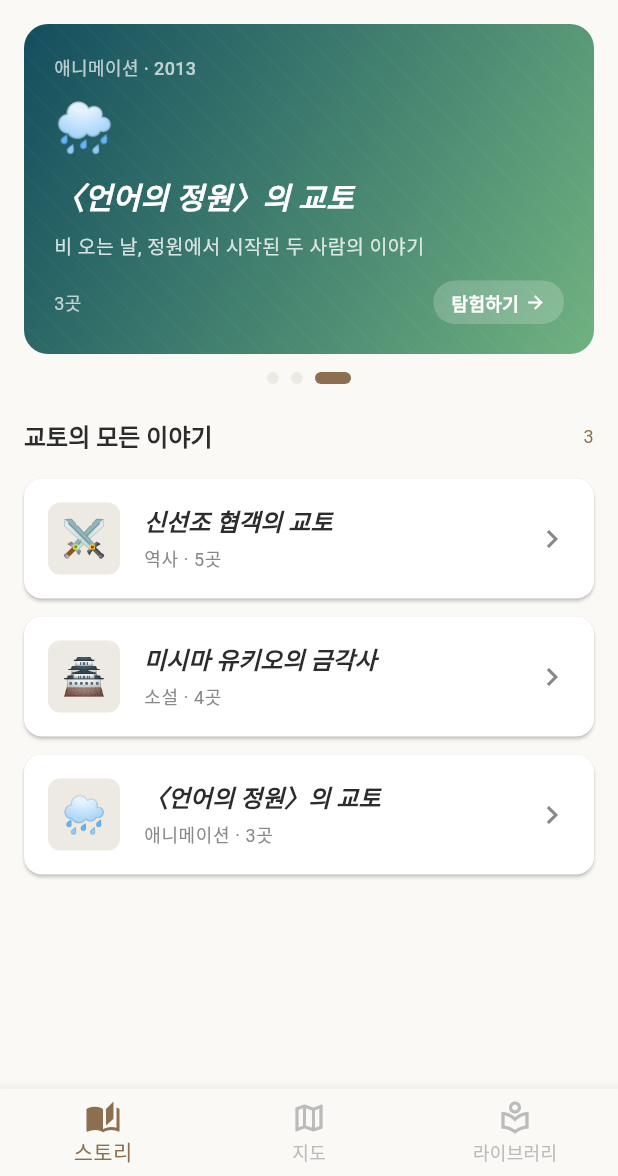
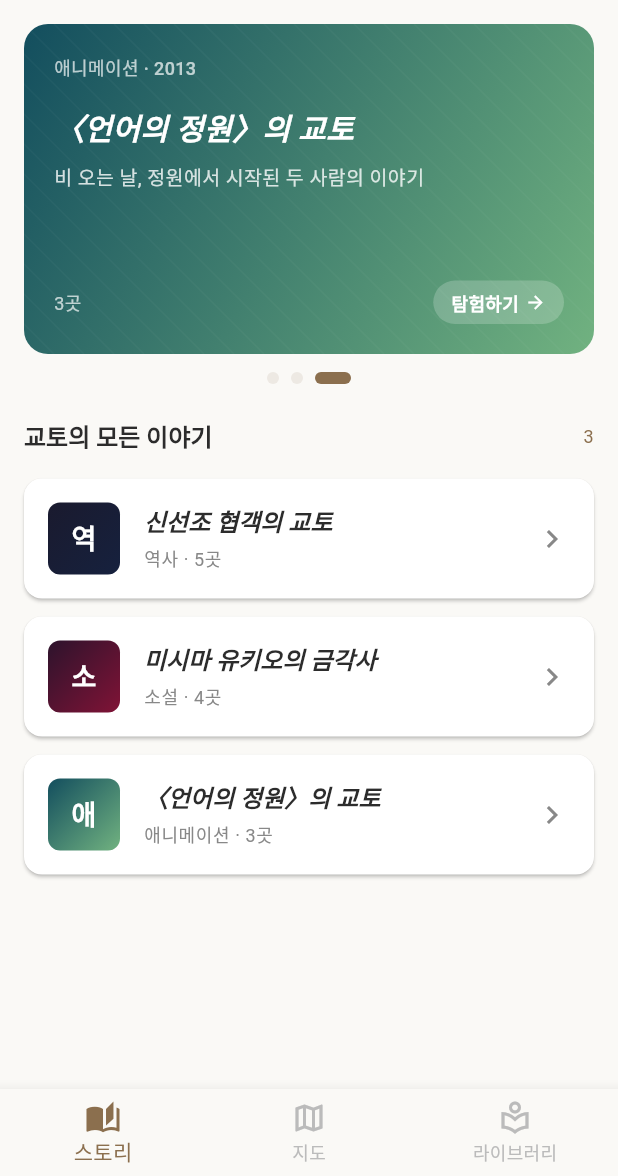
Before and after one commit to xzsewq-coder/citystorymap, a Flutter app: the screen it shows after launch, on a phone screen of 412 x 824 dp, the part 60-1236 px from its top. Run offline on Flutter 3.47's test engine with Material 3 defaults, Android fonts, the light colour scheme and no system bars; Roboto replaces fonts that are missing (Georgia).

Commit message:
feat: home_screen 하드코딩 제거 → DataService 연동

```diff
--- a/lib/screens/home_screen.dart
+++ b/lib/screens/home_screen.dart
@@ -1,5 +1,7 @@
 import 'dart:async';
 import 'package:flutter/material.dart';
+import '../models/theme_model.dart';
+import '../services/data_service.dart';
 import 'theme_detail_screen.dart';
 
 /// 홈 화면 (스토리 탭)
@@ -22,43 +24,18 @@
   // 자동 슬라이드 타이머
   Timer? _autoSlideTimer;
 
-  // 샘플 테마 데이터 (추후 JSON에서 로딩)
-  final List<_ThemeData> _themes = [
-    _ThemeData(
-      id: 'shinsengumi',
-      emoji: '⚔️',
-      title: '신선조 협객의 교토',
-      category: '역사',
-      year: '1863-1869',
-      hookText: '막부 말기, 교토를 지킨 검객들의 발자취를 따라 걷다',
-      placeCount: 5,
-      gradientColors: [const Color(0xFF1A1A2E), const Color(0xFF16213E)],
-    ),
-    _ThemeData(
-      id: 'kinkakuji-mishima',
-      emoji: '🏯',
-      title: '미시마 유키오의 금각사',
-      category: '소설',
-      year: '1956',
-      hookText: '아름다움에 사로잡힌 한 청년의 광기어린 집착',
-      placeCount: 4,
-      gradientColors: [const Color(0xFF2D132C), const Color(0xFF801336)],
-    ),
-    _ThemeData(
-      id: 'garden-of-words',
-      emoji: '🌧️',
-      title: '〈언어의 정원〉의 교토',
-      category: '애니메이션',
-      year: '2013',
-      hookText: '비 오는 날, 정원에서 시작된 두 사람의 이야기',
-      placeCount: 3,
-      gradientColors: [const Color(0xFF134E5E), const Color(0xFF71B280)],
-    ),
-  ];
+  // DataService에서 로드한 테마 목록
+  late final List<ThemeModel> _allThemes;
+
+  // 캐러셀에 표시할 featured 테마 목록
+  late final List<ThemeModel> _featuredThemes;
 
   @override
   void initState() {
     super.initState();
+    // DataService에서 데이터 로드 (동기 - 이미 캐싱됨)
+    _allThemes = DataService.instance.getThemes();
+    _featuredThemes = DataService.instance.getFeaturedThemes();
     // 자동 슬라이드 시작 (3.5초 간격)
     _startAutoSlide();
   }
@@ -72,9 +49,10 @@
 
   /// 자동 슬라이드 시작
   void _startAutoSlide() {
+    if (_featuredThemes.isEmpty) return;
     _autoSlideTimer = Timer.periodic(const Duration(milliseconds: 3500), (timer) {
       if (_pageController.hasClients) {
-        final nextPage = (_currentPage + 1) % _themes.length;
+        final nextPage = (_currentPage + 1) % _featuredThemes.length;
         _pageController.animateToPage(
           nextPage,
           duration: const Duration(milliseconds: 400),
@@ -85,18 +63,11 @@
   }
 
   /// 테마 상세 화면으로 이동
-  void _navigateToThemeDetail(_ThemeData theme) {
+  void _navigateToThemeDetail(ThemeModel theme) {
     Navigator.push(
       context,
       MaterialPageRoute(
-        builder: (context) => ThemeDetailScreen(
-          themeId: theme.id,
-          title: theme.title,
-          category: theme.category,
-          year: theme.year,
-          placeCount: theme.placeCount,
-          gradientColors: theme.gradientColors,
-        ),
+        builder: (context) => ThemeDetailScreen(theme: theme),
       ),
     );
   }
@@ -156,6 +127,7 @@
 
   /// 히어로 캐러셀 (자동 슬라이드)
   Widget _buildHeroCarousel(BuildContext context) {
+    if (_featuredThemes.isEmpty) return const SizedBox.shrink();
     return Column(
       children: [
         // 캐러셀 본체
@@ -168,9 +140,9 @@
                 _currentPage = index;
               });
             },
-            itemCount: _themes.length,
+            itemCount: _featuredThemes.length,
             itemBuilder: (context, index) {
-              return _buildCarouselSlide(context, _themes[index]);
+              return _buildCarouselSlide(context, _featuredThemes[index]);
             },
           ),
         ),
@@ -180,7 +152,7 @@
         // 닷 인디케이터
         Row(
           mainAxisAlignment: MainAxisAlignment.center,
-          children: List.generate(_themes.length, (index) {
+          children: List.generate(_featuredThemes.length, (index) {
             final isActive = index == _currentPage;
             return AnimatedContainer(
               duration: const Duration(milliseconds: 300),
@@ -201,14 +173,14 @@
   }
 
   /// 캐러셀 슬라이드 아이템
-  Widget _buildCarouselSlide(BuildContext context, _ThemeData theme) {
+  Widget _buildCarouselSlide(BuildContext context, ThemeModel theme) {
     return GestureDetector(
       onTap: () => _navigateToThemeDetail(theme),
       child: Container(
         margin: const EdgeInsets.symmetric(horizontal: 16),
         decoration: BoxDecoration(
           gradient: LinearGradient(
-            colors: theme.gradientColors,
+            colors: theme.heroGradient,
             begin: Alignment.topLeft,
             end: Alignment.bottomRight,
           ),
@@ -242,15 +214,7 @@
                     ),
                   ),
 
-                  const SizedBox(height: 8),
-
-                  // 이모지
-                  Text(
-                    theme.emoji,
-                    style: const TextStyle(fontSize: 32),
-                  ),
-
-                  const SizedBox(height: 8),
+                  const SizedBox(height: 16),
 
                   // 테마 제목
                   Text(
@@ -347,7 +311,7 @@
                 style: Theme.of(context).textTheme.headlineSmall,
               ),
               Text(
-                '${_themes.length}',
+                '${_allThemes.length}',
                 style: Theme.of(context).textTheme.bodySmall?.copyWith(
                   color: Theme.of(context).colorScheme.primary,
                 ),
@@ -358,9 +322,8 @@
           const SizedBox(height: 16),
 
           // 스토리 카드들
-          ...List.generate(_themes.length, (index) {
-            final theme = _themes[index];
-            return _buildStoryCard(context, theme);
+          ...List.generate(_allThemes.length, (index) {
+            return _buildStoryCard(context, _allThemes[index]);
           }),
         ],
       ),
@@ -368,7 +331,7 @@
   }
 
   /// 스토리 카드 위젯
-  Widget _buildStoryCard(BuildContext context, _ThemeData theme) {
+  Widget _buildStoryCard(BuildContext context, ThemeModel theme) {
     return Container(
       margin: const EdgeInsets.only(bottom: 12),
       child: Material(
@@ -382,18 +345,26 @@
             padding: const EdgeInsets.all(16),
             child: Row(
               children: [
-                // 이모지 썸네일
+                // 그라디언트 썸네일
                 Container(
                   width: 48,
                   height: 48,
                   decoration: BoxDecoration(
-                    color: Theme.of(context).colorScheme.outline,
+                    gradient: LinearGradient(
+                      colors: theme.heroGradient,
+                      begin: Alignment.topLeft,
+                      end: Alignment.bottomRight,
+                    ),
                     borderRadius: BorderRadius.circular(8),
                   ),
                   child: Center(
                     child: Text(
-                      theme.emoji,
-                      style: const TextStyle(fontSize: 24),
+                      theme.category[0], // 카테고리 첫 글자
+                      style: const TextStyle(
+                        color: Colors.white,
+                        fontSize: 18,
+                        fontWeight: FontWeight.bold,
+                      ),
                     ),
                   ),
                 ),
@@ -434,29 +405,6 @@
   }
 }
 
-/// 테마 데이터 클래스
-class _ThemeData {
-  final String id;
-  final String emoji;
-  final String title;
-  final String category;
-  final String year;
-  final String hookText;
-  final int placeCount;
-  final List<Color> gradientColors;
-
-  _ThemeData({
-    required this.id,
-    required this.emoji,
-    required this.title,
-    required this.category,
-    required this.year,
-    required this.hookText,
-    required this.placeCount,
-    required this.gradientColors,
-  });
-}
-
 /// 캐러셀 배경 텍스처 패턴 페인터
 class _TexturePatternPainter extends CustomPainter {
   @override
```
